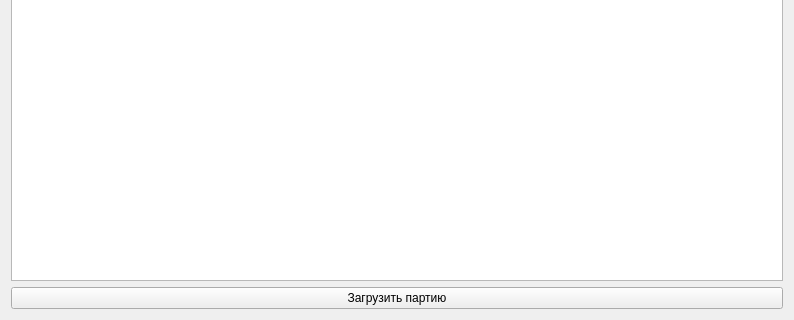
This is software/app/views/game_search_dialog.ui in Derzhavin/chess as Qt 5 draws it before an edit; both pictures show x 0 to 794 and y 470 to 790 of the 794 by 790 pixel window. The edited form follows.
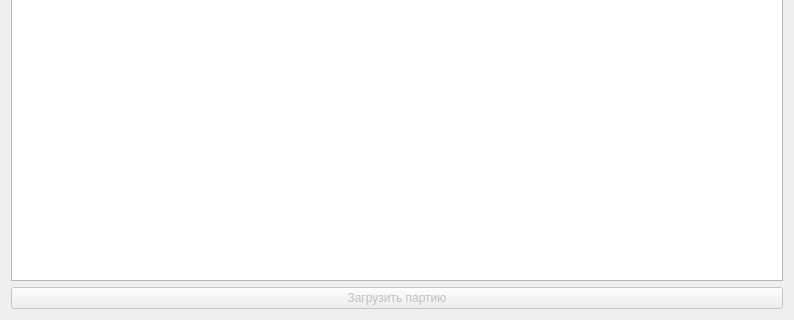
This is the edited form.

What changed in the file:
```diff
--- a/software/app/views/game_search_dialog.ui
+++ b/software/app/views/game_search_dialog.ui
@@ -153,6 +153,9 @@
    </item>
    <item>
     <widget class="QPushButton" name="push_button_load_chess_game">
+     <property name="enabled">
+      <bool>false</bool>
+     </property>
      <property name="cursor">
       <cursorShape>PointingHandCursor</cursorShape>
      </property>
```
